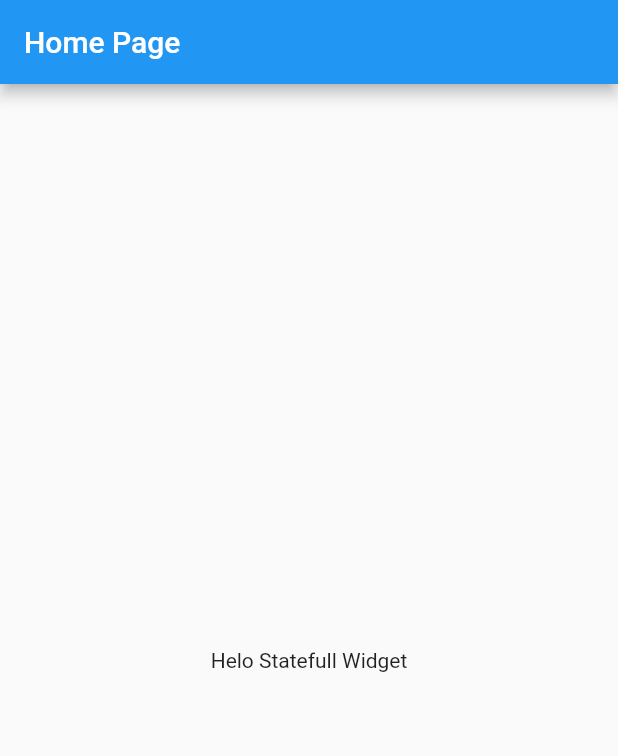
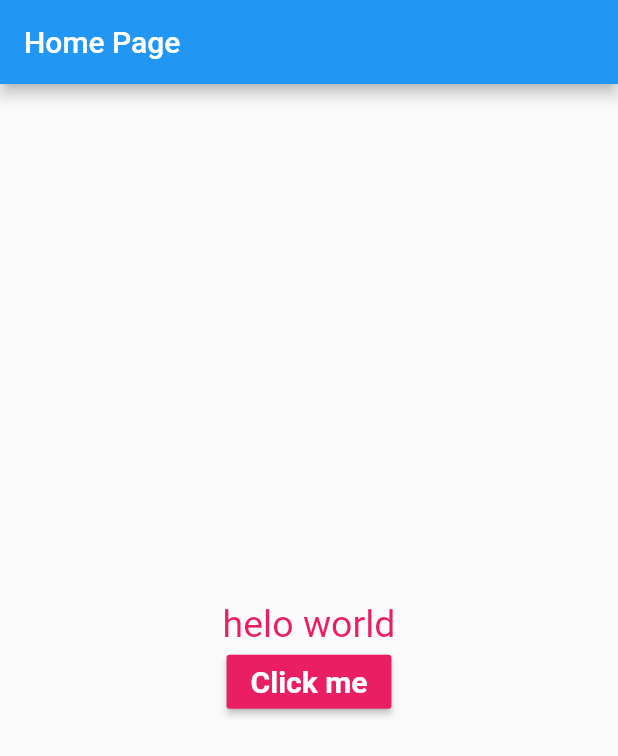
Before and after one commit to shalgorepublic/Flutter_practice_app, a Flutter app: the screen it shows after launch, on a phone screen of 412 x 824 dp. Shown: the top 756 px of the screen. Run offline on Flutter 3.47's test engine with Material 2 defaults, Android fonts, the phone set to English and light mode, and no system bars.

Commit message:
state change of a string on pressing button

```diff
--- a/lib/main.dart
+++ b/lib/main.dart
@@ -1,3 +1,5 @@
+import 'dart:ui' as prefix0;
+
 import 'package:flutter/material.dart';
 
 void main() {
@@ -21,13 +23,45 @@ class HomePage extends StatefulWidget {
 }
 
 class _HomePageState extends State<HomePage> {
+  String  myText = "helo world";
+  void _changeText(){
+    setState(() {
+      if(myText.startsWith("h")) {
+        myText = "Welcome to helo world";
+      }
+      else{
+        myText = "helo world";
+      }
+      });
+  }
+
+  Widget _bodyWidget(){
+
+    return new Container(
+      padding: const EdgeInsets.all(10.0),
+      child: new Center(
+        child: new Column(
+          mainAxisAlignment: MainAxisAlignment.center,
+          children: <Widget>[
+            new Text(myText,style: new TextStyle(color: Colors.pink,fontSize: 25),),
+            new RaisedButton(onPressed: _changeText,
+            color: Colors.pink,
+            textColor: Colors.white,
+            child: new Text("Click me",style: new TextStyle(fontWeight:FontWeight.bold,fontSize: 20.0),))
+          ],
+        ),
+      ),
+    );
+  }
+
+
   @override
   Widget build(BuildContext context) {
     return Scaffold(
       appBar: new AppBar(
         title: new Text("Home Page"),
       ),
-      body: new Center(child: new Text("Helo Statefull Widget"),),
+      body: _bodyWidget(),
     );
   }
 }
```
